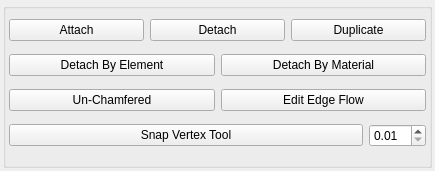
Old version of the form src/developer/main/modeltools/widget/ui/modeltoolsUI.ui in the repository code-google-com/mayatools.
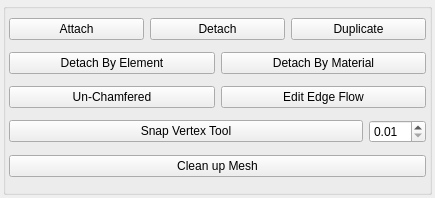
New version of the form.

Diff of the .ui file:
```diff
--- a/src/developer/main/modeltools/widget/ui/modeltoolsUI.ui
+++ b/src/developer/main/modeltools/widget/ui/modeltoolsUI.ui
@@ -7,7 +7,7 @@
     <x>0</x>
     <y>0</y>
     <width>435</width>
-    <height>171</height>
+    <height>198</height>
    </rect>
   </property>
   <property name="windowTitle">
@@ -196,6 +196,19 @@
          </item>
         </layout>
        </item>
+       <item>
+        <widget class="QPushButton" name="btnCleanUp">
+         <property name="font">
+          <font>
+           <weight>50</weight>
+           <bold>false</bold>
+          </font>
+         </property>
+         <property name="text">
+          <string>Clean up Mesh</string>
+         </property>
+        </widget>
+       </item>
       </layout>
      </widget>
     </item>
```
